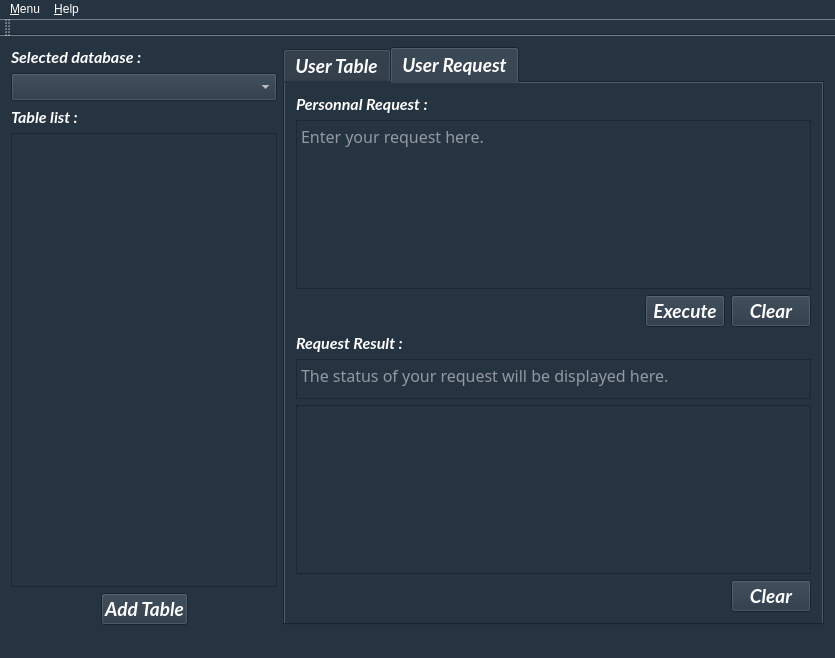
LouisVraie/dbManagerApp, file mainwindow.ui: the form before one commit.
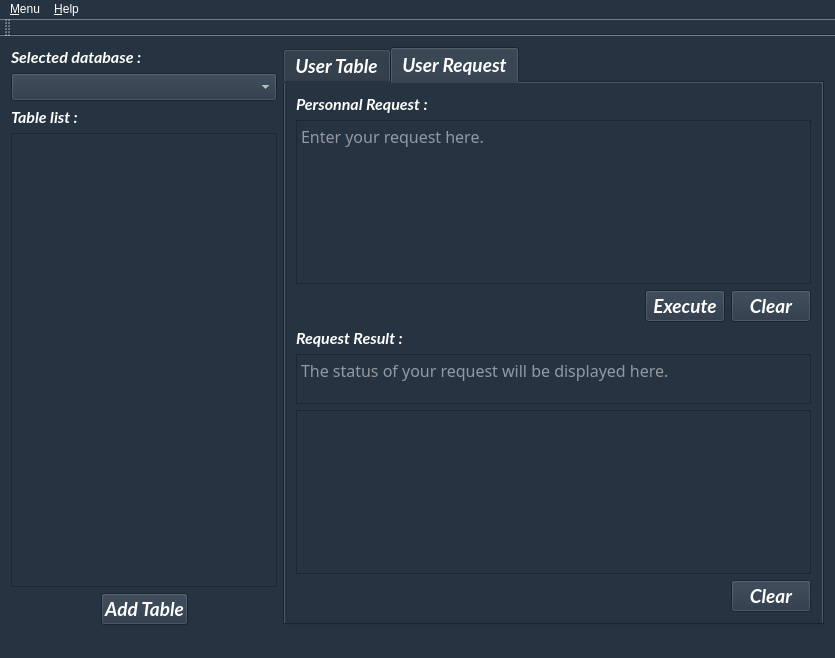
The form after the commit. Icons and pictures are not drawn.

```diff
--- a/mainwindow.ui
+++ b/mainwindow.ui
@@ -367,20 +367,17 @@
          </widget>
         </item>
         <item>
-         <widget class="QTextEdit" name="textEditRequestResult">
+         <widget class="QTextBrowser" name="textBrowserRequestResult">
           <property name="maximumSize">
            <size>
             <width>16777215</width>
-            <height>40</height>
+            <height>50</height>
            </size>
           </property>
           <property name="font">
            <font>
             <family>Source Code Pro</family>
             <pointsize>12</pointsize>
-            <weight>50</weight>
-            <italic>false</italic>
-            <bold>false</bold>
            </font>
           </property>
           <property name="placeholderText">
```
Left out of the diff: 2 changed lines with no effect on the pictures.
